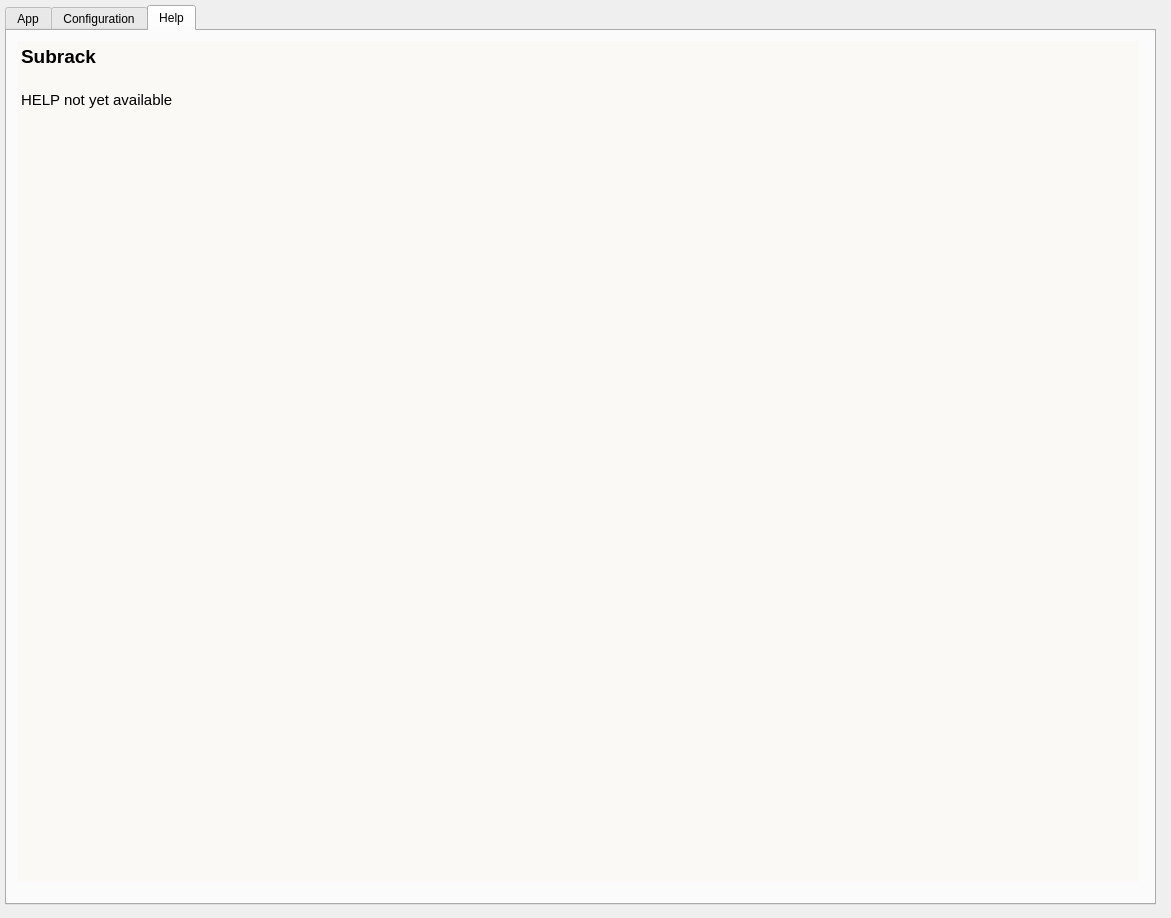
First picture: the form in skalab_subrack.ui, repository amattana/skalab, before the edit.
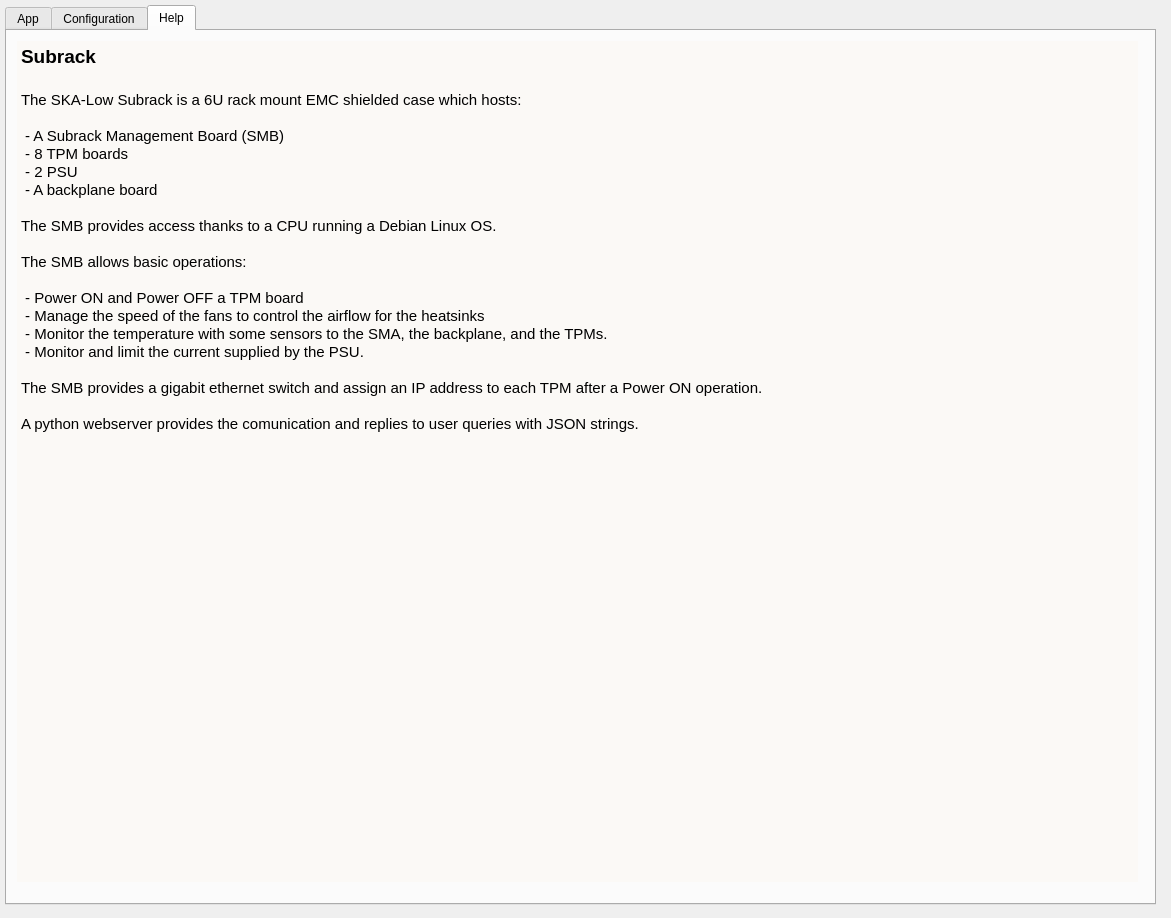
Second picture: the form after the edit. The open tabs and pages were chosen to show the change.

Commit message:
Subrack Fans Control and Save Data
Added Subrack Fans Control and Save Subrack data into hdf5 file

Patch:
```diff
--- a/skalab_subrack.ui
+++ b/skalab_subrack.ui
@@ -1251,7 +1251,27 @@
 &lt;/style&gt;&lt;/head&gt;&lt;body style=&quot; font-family:'Ubuntu'; font-size:11pt; font-weight:400; font-style:normal;&quot;&gt;
 &lt;p style=&quot; margin-top:0px; margin-bottom:0px; margin-left:0px; margin-right:0px; -qt-block-indent:0; text-indent:0px;&quot;&gt;&lt;span style=&quot; font-size:14pt; font-weight:600;&quot;&gt;Subrack&lt;/span&gt;&lt;/p&gt;
 &lt;p style=&quot;-qt-paragraph-type:empty; margin-top:0px; margin-bottom:0px; margin-left:0px; margin-right:0px; -qt-block-indent:0; text-indent:0px; font-size:14pt; font-weight:600;&quot;&gt;&lt;br /&gt;&lt;/p&gt;
-&lt;p style=&quot; margin-top:0px; margin-bottom:0px; margin-left:0px; margin-right:0px; -qt-block-indent:0; text-indent:0px;&quot;&gt;HELP not yet available&lt;/p&gt;
+&lt;p style=&quot; margin-top:0px; margin-bottom:0px; margin-left:0px; margin-right:0px; -qt-block-indent:0; text-indent:0px;&quot;&gt;The SKA-Low Subrack is a 6U rack mount EMC shielded case which hosts: &lt;/p&gt;
+&lt;p style=&quot;-qt-paragraph-type:empty; margin-top:0px; margin-bottom:0px; margin-left:0px; margin-right:0px; -qt-block-indent:0; text-indent:0px;&quot;&gt;&lt;br /&gt;&lt;/p&gt;
+&lt;p style=&quot; margin-top:0px; margin-bottom:0px; margin-left:0px; margin-right:0px; -qt-block-indent:0; text-indent:0px;&quot;&gt; - A Subrack Management Board (SMB)&lt;/p&gt;
+&lt;p style=&quot; margin-top:0px; margin-bottom:0px; margin-left:0px; margin-right:0px; -qt-block-indent:0; text-indent:0px;&quot;&gt; - 8 TPM boards&lt;/p&gt;
+&lt;p style=&quot; margin-top:0px; margin-bottom:0px; margin-left:0px; margin-right:0px; -qt-block-indent:0; text-indent:0px;&quot;&gt; - 2 PSU &lt;/p&gt;
+&lt;p style=&quot; margin-top:0px; margin-bottom:0px; margin-left:0px; margin-right:0px; -qt-block-indent:0; text-indent:0px;&quot;&gt; - A backplane board&lt;/p&gt;
+&lt;p style=&quot;-qt-paragraph-type:empty; margin-top:0px; margin-bottom:0px; margin-left:0px; margin-right:0px; -qt-block-indent:0; text-indent:0px;&quot;&gt;&lt;br /&gt;&lt;/p&gt;
+&lt;p style=&quot; margin-top:0px; margin-bottom:0px; margin-left:0px; margin-right:0px; -qt-block-indent:0; text-indent:0px;&quot;&gt;The SMB provides access thanks to a CPU running a Debian Linux OS. &lt;/p&gt;
+&lt;p style=&quot;-qt-paragraph-type:empty; margin-top:0px; margin-bottom:0px; margin-left:0px; margin-right:0px; -qt-block-indent:0; text-indent:0px;&quot;&gt;&lt;br /&gt;&lt;/p&gt;
+&lt;p style=&quot; margin-top:0px; margin-bottom:0px; margin-left:0px; margin-right:0px; -qt-block-indent:0; text-indent:0px;&quot;&gt;The SMB allows basic operations: &lt;/p&gt;
+&lt;p style=&quot;-qt-paragraph-type:empty; margin-top:0px; margin-bottom:0px; margin-left:0px; margin-right:0px; -qt-block-indent:0; text-indent:0px;&quot;&gt;&lt;br /&gt;&lt;/p&gt;
+&lt;p style=&quot; margin-top:0px; margin-bottom:0px; margin-left:0px; margin-right:0px; -qt-block-indent:0; text-indent:0px;&quot;&gt; - Power ON and Power OFF a TPM board&lt;/p&gt;
+&lt;p style=&quot; margin-top:0px; margin-bottom:0px; margin-left:0px; margin-right:0px; -qt-block-indent:0; text-indent:0px;&quot;&gt; - Manage the speed of the fans to control the airflow for the heatsinks&lt;/p&gt;
+&lt;p style=&quot; margin-top:0px; margin-bottom:0px; margin-left:0px; margin-right:0px; -qt-block-indent:0; text-indent:0px;&quot;&gt; - Monitor the temperature with some sensors to the SMA, the backplane, and the TPMs.&lt;/p&gt;
+&lt;p style=&quot; margin-top:0px; margin-bottom:0px; margin-left:0px; margin-right:0px; -qt-block-indent:0; text-indent:0px;&quot;&gt; - Monitor and limit the current supplied by the PSU.&lt;/p&gt;
+&lt;p style=&quot;-qt-paragraph-type:empty; margin-top:0px; margin-bottom:0px; margin-left:0px; margin-right:0px; -qt-block-indent:0; text-indent:0px;&quot;&gt;&lt;br /&gt;&lt;/p&gt;
+&lt;p style=&quot; margin-top:0px; margin-bottom:0px; margin-left:0px; margin-right:0px; -qt-block-indent:0; text-indent:0px;&quot;&gt;The SMB provides a gigabit ethernet switch and assign an IP address to each TPM after a Power ON operation. &lt;/p&gt;
+&lt;p style=&quot;-qt-paragraph-type:empty; margin-top:0px; margin-bottom:0px; margin-left:0px; margin-right:0px; -qt-block-indent:0; text-indent:0px;&quot;&gt;&lt;br /&gt;&lt;/p&gt;
+&lt;p style=&quot; margin-top:0px; margin-bottom:0px; margin-left:0px; margin-right:0px; -qt-block-indent:0; text-indent:0px;&quot;&gt;A python webserver provides the comunication and replies to user queries with JSON strings.&lt;/p&gt;
+&lt;p style=&quot;-qt-paragraph-type:empty; margin-top:0px; margin-bottom:0px; margin-left:0px; margin-right:0px; -qt-block-indent:0; text-indent:0px;&quot;&gt;&lt;br /&gt;&lt;/p&gt;
+&lt;p style=&quot;-qt-paragraph-type:empty; margin-top:0px; margin-bottom:0px; margin-left:0px; margin-right:0px; -qt-block-indent:0; text-indent:0px;&quot;&gt;&lt;br /&gt;&lt;/p&gt;
 &lt;p style=&quot;-qt-paragraph-type:empty; margin-top:0px; margin-bottom:0px; margin-left:0px; margin-right:0px; -qt-block-indent:0; text-indent:0px; font-weight:600;&quot;&gt;&lt;br /&gt;&lt;/p&gt;
 &lt;p style=&quot;-qt-paragraph-type:empty; margin-top:0px; margin-bottom:0px; margin-left:0px; margin-right:0px; -qt-block-indent:0; text-indent:0px;&quot;&gt;&lt;br /&gt;&lt;/p&gt;&lt;/body&gt;&lt;/html&gt;</string>
      </property>
```
The commit also changes 1 other file.
